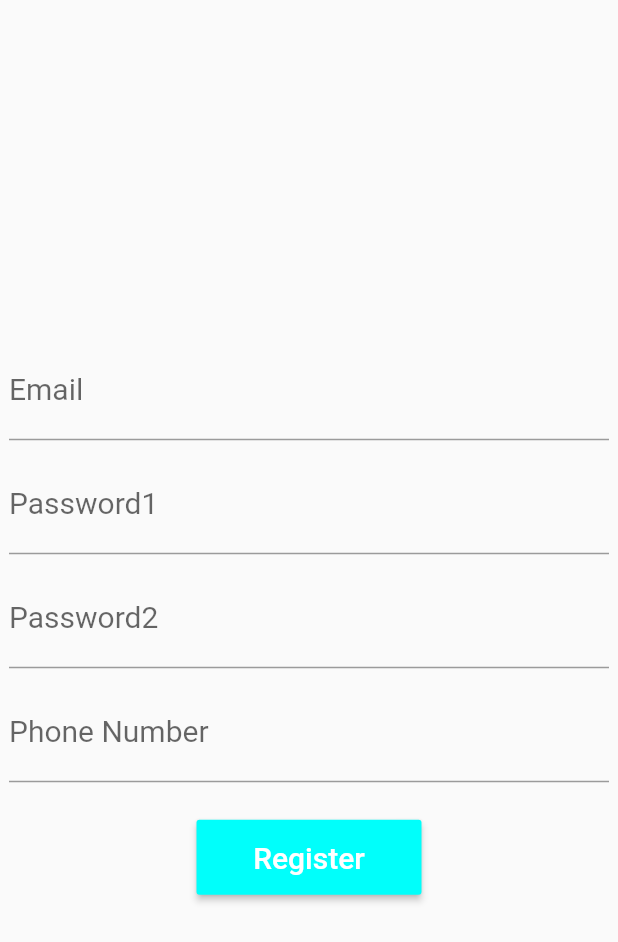
After one commit to snwpos/mobil, a Flutter app: the screen it shows after launch, after a tap on the "account circle" icon, on a phone screen of 412 x 824 dp. The commit adds this screen. Shown: the top 942 px of the screen. Run offline on Flutter 3.47's test engine with Material 2 defaults, Android fonts, the phone set to English and light mode, and no system bars.

Commit message:
second commit

```diff
--- a/lib/main.dart
+++ b/lib/main.dart
@@ -1,3 +1,4 @@
+import 'package:flq1/pages/home_page.dart';
 import 'package:flutter/material.dart';
 
 void main() {
@@ -7,39 +8,20 @@ void main() {
 class MyApp extends StatelessWidget {
   const MyApp({super.key});
 
-  // This widget is the root of your application.
   @override
   Widget build(BuildContext context) {
     return MaterialApp(
       title: 'Flutter Demo',
       theme: ThemeData(
-        // This is the theme of your application.
-        //
-        // Try running your application with "flutter run". You'll see the
-        // application has a blue toolbar. Then, without quitting the app, try
-        // changing the primarySwatch below to Colors.green and then invoke
-        // "hot reload" (press "r" in the console where you ran "flutter run",
-        // or simply save your changes to "hot reload" in a Flutter IDE).
-        // Notice that the counter didn't reset back to zero; the application
-        // is not restarted.
         primarySwatch: Colors.blue,
       ),
-      home: const MyHomePage(title: 'Flutter Demo Home Page'),
+      home: const MyHomePage(title: 'Главная страница'),
     );
   }
 }
 
 class MyHomePage extends StatefulWidget {
   const MyHomePage({super.key, required this.title});
-
-  // This widget is the home page of your application. It is stateful, meaning
-  // that it has a State object (defined below) that contains fields that affect
-  // how it looks.
-
-  // This class is the configuration for the state. It holds the values (in this
-  // case the title) provided by the parent (in this case the App widget) and
-  // used by the build method of the State. Fields in a Widget subclass are
-  // always marked "final".
 
   final String title;
 
@@ -52,11 +34,6 @@ class _MyHomePageState extends State<MyHomePage> {
 
   void _incrementCounter() {
     setState(() {
-      // This call to setState tells the Flutter framework that something has
-      // changed in this State, which causes it to rerun the build method below
-      // so that the display can reflect the updated values. If we changed
-      // _counter without calling setState(), then the build method would not be
-      // called again, and so nothing would appear to happen.
       _counter++;
     });
   }
@@ -79,36 +56,28 @@ class _MyHomePageState extends State<MyHomePage> {
         // Center is a layout widget. It takes a single child and positions it
         // in the middle of the parent.
         child: Column(
-          // Column is also a layout widget. It takes a list of children and
-          // arranges them vertically. By default, it sizes itself to fit its
-          // children horizontally, and tries to be as tall as its parent.
-          //
-          // Invoke "debug painting" (press "p" in the console, choose the
-          // "Toggle Debug Paint" action from the Flutter Inspector in Android
-          // Studio, or the "Toggle Debug Paint" command in Visual Studio Code)
-          // to see the wireframe for each widget.
-          //
-          // Column has various properties to control how it sizes itself and
-          // how it positions its children. Here we use mainAxisAlignment to
-          // center the children vertically; the main axis here is the vertical
-          // axis because Columns are vertical (the cross axis would be
-          // horizontal).
           mainAxisAlignment: MainAxisAlignment.center,
           children: <Widget>[
             const Text(
-              'You have pushed the button this many times:',
+              'Магаз Адежа',
+              style: TextStyle(
+                  fontSize: 50, color: Color.fromARGB(255, 227, 72, 72)),
             ),
-            Text(
-              '$_counter',
-              style: Theme.of(context).textTheme.headlineMedium,
-            ),
+            // Text(
+            //   '$_counter',
+            //   style: Theme.of(context).textTheme.headlineMedium,
+            // ),
           ],
         ),
       ),
       floatingActionButton: FloatingActionButton(
-        onPressed: _incrementCounter,
-        tooltip: 'Increment',
-        child: const Icon(Icons.add),
+        onPressed: () {
+          Navigator.of(context)
+              .push(MaterialPageRoute(builder: (BuildContext context) {
+            return const HomePage();
+          }));
+        },
+        child: const Icon(Icons.account_circle_rounded),
       ), // This trailing comma makes auto-formatting nicer for build methods.
     );
   }
--- /dev/null
+++ b/lib/pages/home_page.dart
@@ -0,0 +1,170 @@
+import 'package:flutter/material.dart';
+
+// class HomePage extends StatefulWidget {
+//   _HomePageState createState() => _HomePageState();
+// }
+
+// class
+
+class HomePage extends StatefulWidget {
+  const HomePage({super.key});
+
+  @override
+  State<HomePage> createState() => _HomePageState();
+}
+
+class _HomePageState extends State<HomePage> {
+  @override
+  Widget build(BuildContext context) {
+    return RegisterDemo();
+  }
+}
+
+class LoginDemo extends StatelessWidget {
+  const LoginDemo({super.key});
+  final _sizeTextBlack = const TextStyle(fontSize: 20.0, color: Colors.black);
+  final _sizeTextWhite = const TextStyle(fontSize: 20.0, color: Colors.white);
+  @override
+  Widget build(BuildContext context) {
+    return MaterialApp(
+      debugShowCheckedModeBanner: false,
+      home: Scaffold(
+        body: Center(
+          child: Column(
+            mainAxisAlignment: MainAxisAlignment.center,
+            children: <Widget>[
+              Container(
+                child: TextFormField(
+                  decoration: InputDecoration(labelText: "Email"),
+                  keyboardType: TextInputType.emailAddress,
+                  style: _sizeTextBlack,
+                ),
+                width: 400.0,
+              ),
+              Container(
+                child: TextFormField(
+                  decoration: InputDecoration(labelText: "Password"),
+                  obscureText: true,
+                  style: _sizeTextBlack,
+                ),
+                width: 400.0,
+                padding: EdgeInsets.only(top: 10.0),
+              ),
+              Padding(
+                padding: EdgeInsets.only(top: 25.0),
+                child: MaterialButton(
+                  onPressed: () {
+                    Navigator.of(context).push(
+                      MaterialPageRoute(
+                        builder: (BuildContext context) {
+                          return const HomePage();
+                        },
+                      ),
+                    );
+                  },
+                  color: Color.fromARGB(255, 12, 227, 173),
+                  height: 50.0,
+                  minWidth: 150.0,
+                  child: Text(
+                    "LOGIN",
+                    style: _sizeTextWhite,
+                  ),
+                ),
+              ),
+              Container(
+                margin: EdgeInsets.only(top: 10, right: 20),
+                alignment: Alignment.centerRight,
+                child: GestureDetector(
+                  child: const Text('Регистрация'),
+                  onTap: () => {
+                    Navigator.push(context,
+                        MaterialPageRoute(builder: (context) => RegisterDemo()))
+                  },
+                ),
+              )
+            ],
+          ),
+        ),
+      ),
+    );
+  }
+}
+
+class RegisterDemo extends StatelessWidget {
+  const RegisterDemo({super.key});
+
+  final _sizeTextBlack = const TextStyle(fontSize: 20.0, color: Colors.black);
+  final _sizeTextWhite = const TextStyle(fontSize: 20.0, color: Colors.white);
+
+  @override
+  Widget build(BuildContext context) {
+    return MaterialApp(
+      debugShowCheckedModeBanner: false,
+      home: Scaffold(
+        body: Center(
+          child: Column(
+            mainAxisAlignment: MainAxisAlignment.center,
+            children: <Widget>[
+              Container(
+                child: TextFormField(
+                  decoration: InputDecoration(labelText: "Email"),
+                  keyboardType: TextInputType.emailAddress,
+                  style: _sizeTextBlack,
+                ),
+                width: 400.0,
+              ),
+              Container(
+                child: TextFormField(
+                  decoration: InputDecoration(labelText: "Password1"),
+                  obscureText: true,
+                  style: _sizeTextBlack,
+                ),
+                width: 400.0,
+                padding: EdgeInsets.only(top: 10.0),
+              ),
+              Container(
+                child: TextFormField(
+                  decoration: InputDecoration(labelText: "Password2"),
+                  obscureText: true,
+                  style: _sizeTextBlack,
+                ),
+                width: 400.0,
+                padding: EdgeInsets.only(top: 10.0),
+              ),
+              Container(
+                child: TextFormField(
+                  decoration: InputDecoration(labelText: "Phone Number"),
+                  obscureText: false,
+                  style: _sizeTextBlack,
+                ),
+                width: 400.0,
+                padding: EdgeInsets.only(top: 10.0),
+              ),
+              Padding(
+                padding: EdgeInsets.only(top: 25.0),
+                child: MaterialButton(
+                  onPressed: () {
+                    Navigator.of(context).push(
+                      MaterialPageRoute(
+                        builder: (BuildContext context) {
+                          return const LoginDemo();
+                        },
+                      ),
+                    );
+                  },
+                  color: Color.fromARGB(255, 0, 255, 251),
+                  height: 50.0,
+                  minWidth: 150.0,
+                  child: Text(
+                    "Register",
+                    style: _sizeTextWhite,
+                  ),
+                ),
+              )
+            ],
+          ),
+        ),
+      ),
+    );
+  }
+}
```
